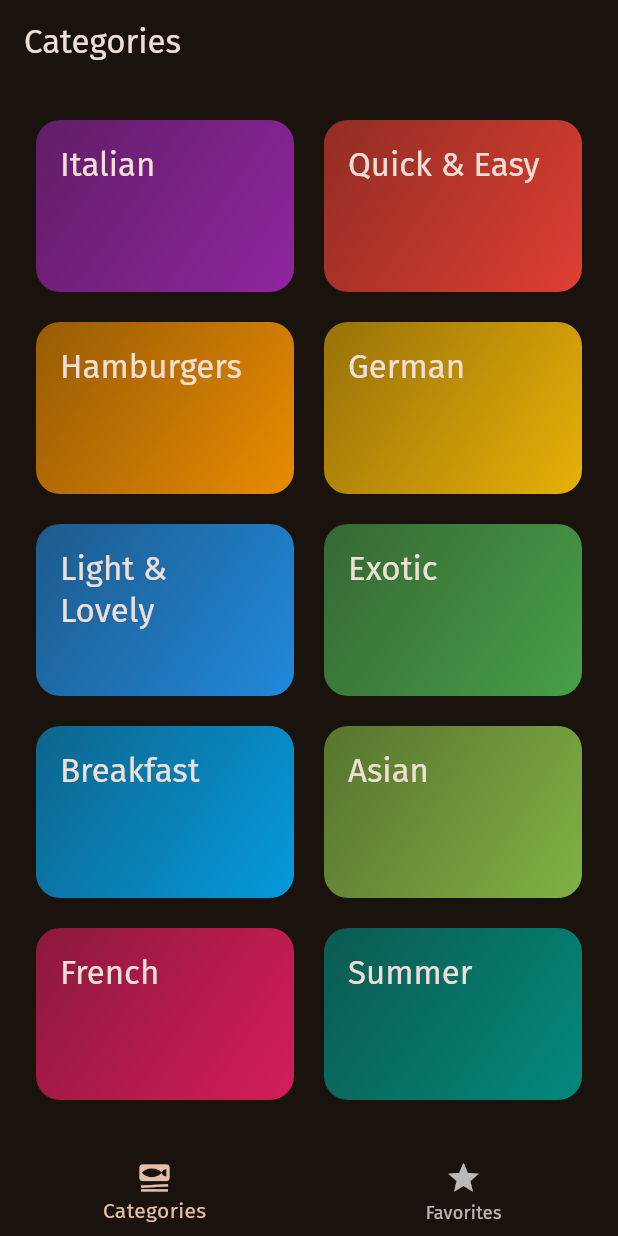
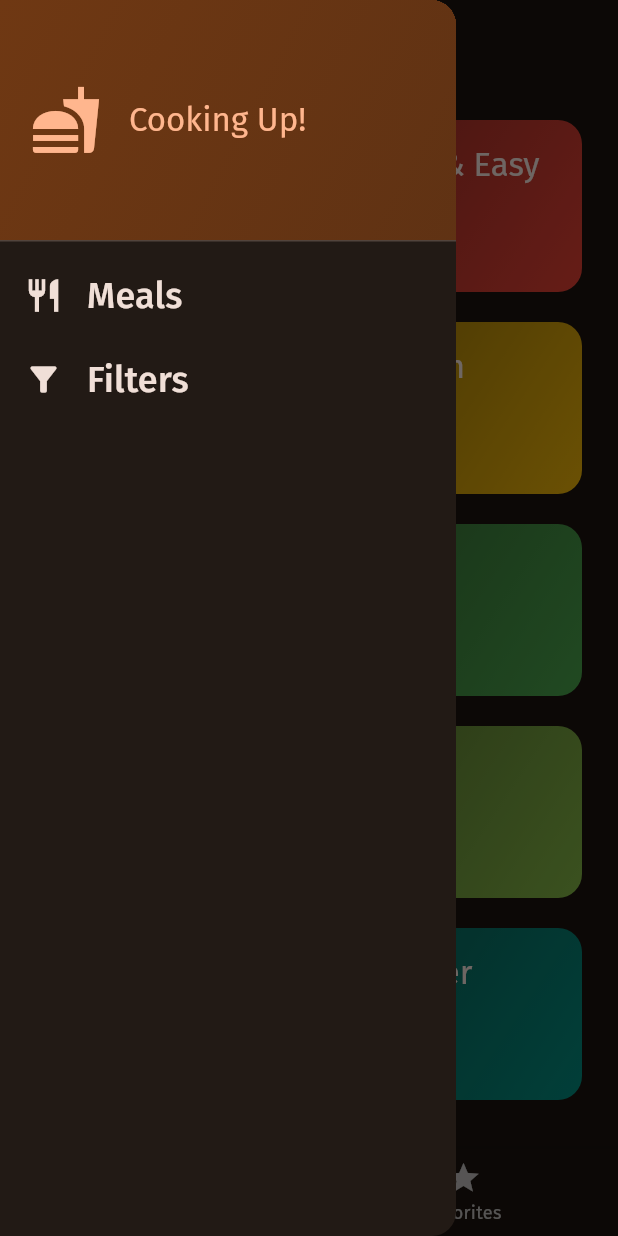
Before and after one commit to deependhamecha/meals_app_riverpod, a Flutter app: the screen it shows after launch, with the side drawer open (before the commit the screen has no drawer), on a phone screen of 412 x 824 dp. Run offline on Flutter 3.47's test engine with Material 3 defaults, Android fonts, the phone set to English and light mode, and no system bars; our stand-ins replace google_fonts, transparent_image.

Commit message:
Added Side Drawer

```diff
--- a/lib/screens/tabs.dart
+++ b/lib/screens/tabs.dart
@@ -2,6 +2,7 @@ import 'package:flutter/material.dart';
 import 'package:meals_app/models/meal.dart';
 import 'package:meals_app/screens/categories.dart';
 import 'package:meals_app/screens/meals.dart';
+import 'package:meals_app/widgets/main_drawer.dart';
 
 class TabsScreen extends StatefulWidget {
 
@@ -47,6 +48,15 @@ class _TabsScreenState extends State<TabsScreen> {
     });
   }
 
+  // For Drawer
+  void _onSelectScreen(String screenName) {
+    if(screenName == 'filters') {
+
+    } else if(screenName == 'meals') {
+      Navigator.of(context).pop();
+    }
+  }
+
   @override
   Widget build(BuildContext context) {
 
@@ -62,6 +72,8 @@ class _TabsScreenState extends State<TabsScreen> {
       appBar: AppBar(
         title: Text(activePageTitle),
       ),
+      // SideBar
+      drawer: const MainDrawer(onSelectScreen: _onSelectScreen),
       body: activePage,
       bottomNavigationBar: BottomNavigationBar(
         onTap: _selectPage,
--- /dev/null
+++ b/lib/widgets/main_drawer.dart
@@ -0,0 +1,78 @@
+import 'package:flutter/material.dart';
+
+class MainDrawer extends StatelessWidget {
+  const MainDrawer({
+    super.key,
+    required this.onSelectScreen
+  });
+
+  final void Function(String identifier) onSelectScreen;
+
+  @override
+  Widget build(BuildContext context) {
+    return Drawer(
+      child: Column(
+        children: [
+          DrawerHeader(
+              padding: const EdgeInsets.all(20),
+              decoration: BoxDecoration(
+                  gradient: LinearGradient(
+                colors: [
+                  Theme.of(context).colorScheme.primaryContainer,
+                  Theme.of(context)
+                      .colorScheme
+                      .primaryContainer
+                      .withOpacity(0.8),
+                ],
+                begin: Alignment.topLeft,
+                end: Alignment.bottomRight,
+              )),
+              child: Row(
+                children: [
+                  Icon(
+                    Icons.fastfood,
+                    size: 48,
+                    color: Theme.of(context).colorScheme.primary,
+                  ),
+                  const SizedBox(
+                    width: 18,
+                  ),
+                  Text('Cooking Up!',
+                      style: Theme.of(context).textTheme.titleLarge!.copyWith(
+                            color: Theme.of(context).colorScheme.primary,
+                          )),
+                ],
+              )),
+          ListTile(
+            leading: Icon(Icons.restaurant,
+                size: 26, color: Theme.of(context).colorScheme.onBackground),
+            title: Text(
+              'Meals',
+              style: Theme.of(context).textTheme.titleSmall!.copyWith(
+                    color: Theme.of(context).colorScheme.onBackground,
+                    fontSize: 24,
+                  ),
+            ),
+            onTap: () {
+              onSelectScreen('meals');
+            },
+          ),
+          ListTile(
+            leading: Icon(Icons.filter_alt,
+                size: 26, color: Theme.of(context).colorScheme.onBackground),
+            title: Text(
+              'Filters',
+              style: Theme.of(context).textTheme.titleSmall!.copyWith(
+                    color: Theme.of(context).colorScheme.onBackground,
+                    fontSize: 24,
+                  ),
+            ),
+            onTap: () {
+              onSelectScreen('filters');
+            },
+          )
+        ],
+      ),
+    );
+  }
+}
```
